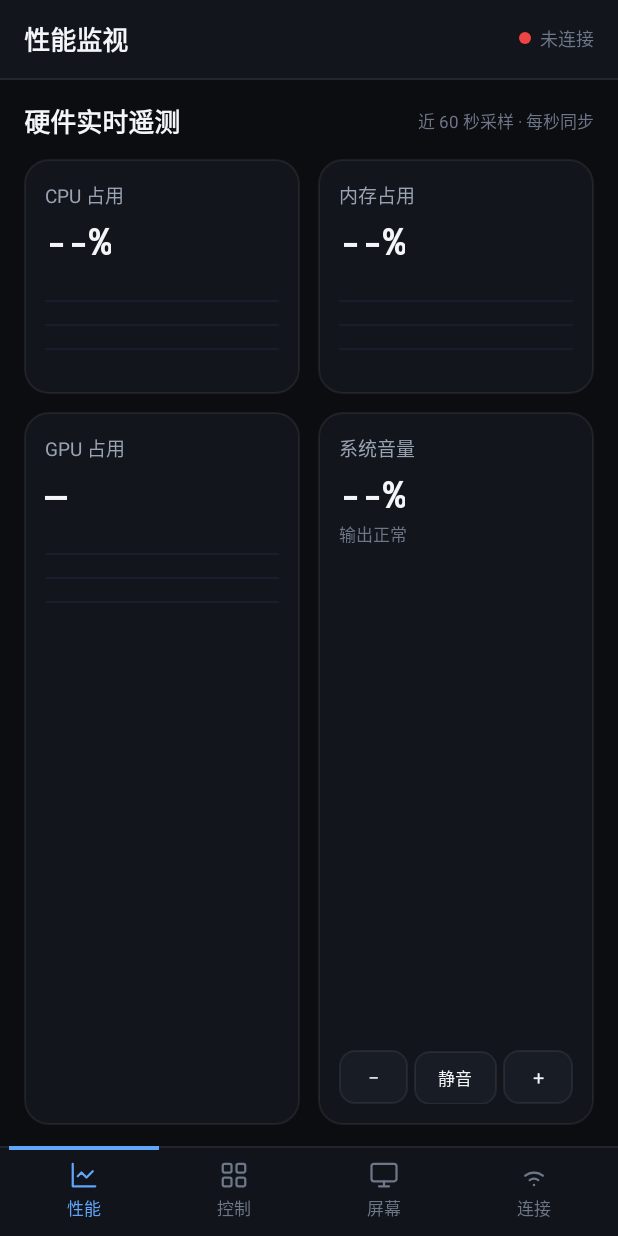
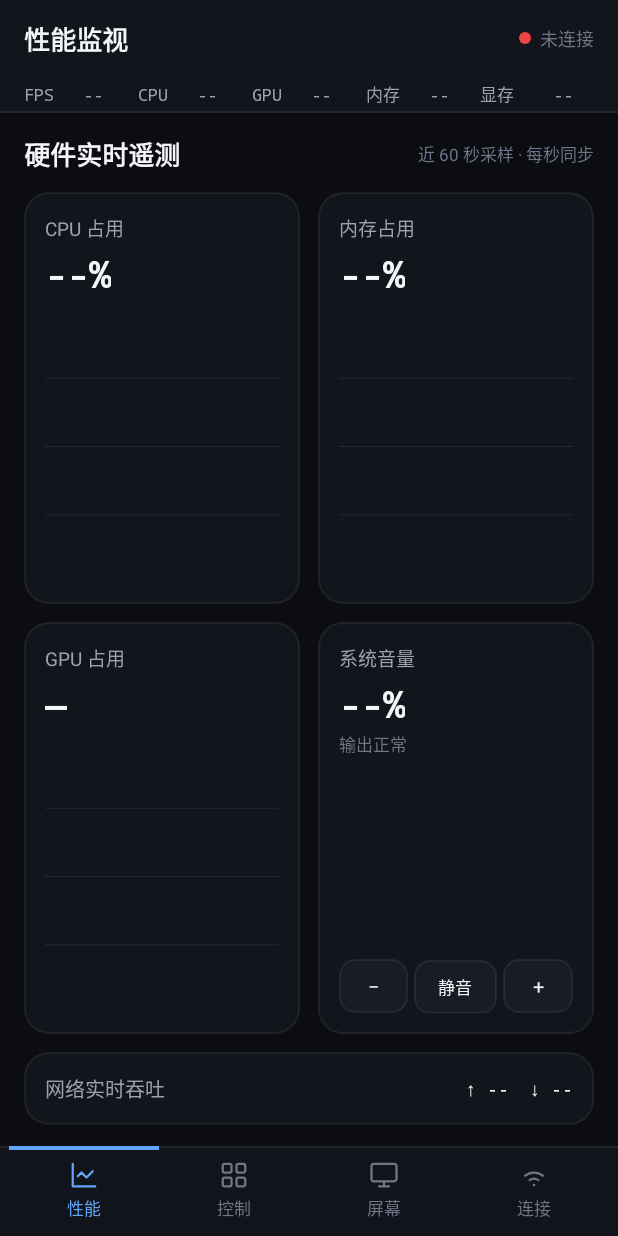
Before and after one commit to xiaowangWFP/PCBOX, an Android app: the screen it shows after launch (MainActivity), on a phone screen of 412 x 824 dp. Run offline under Robolectric (Android 15) with nearby library versions, the phone set to English and light mode, and no system bars.

Commit message:
feat(android): 性能页卡片等高、顶栏五项常驻指标、推流改手动开启
- 性能页横竖屏改为等高卡片，图表随卡片高度伸缩，消除卡片长短不一与拉伸
- 顶栏常驻 FPS/CPU/GPU/内存/显存五项，按等宽区域与定宽数值渲染，位数变化不推动相邻项
- 屏幕监视进入页面不再自动开流，改由「开始监视」手动触发
- 控制页按服务端下发的 pages 渲染可切换面板，点击发送 layout_request

```diff
--- a/android-client/app/src/main/java/com/phoneconsole/client/MainActivity.java
+++ b/android-client/app/src/main/java/com/phoneconsole/client/MainActivity.java
@@ -82,9 +82,15 @@ public class MainActivity extends AppCompatActivity implements ConnectionManager
     private View statusDot;
     private View bottomNavIndicator;
     private View railNavIndicator;
+    private TextView tvTopFps;
     private TextView tvTopCpu;
+    private TextView tvTopGpu;
     private TextView tvTopMem;
-    private TextView tvTopVol;
+    private TextView tvTopVram;
+    private double lastCpu = -1;
+    private double lastMem = -1;
+    private double lastGpu = -1;
+    private double lastVram = -1;
 
     // 页面
     private View pagePerformance;
@@ -285,9 +291,12 @@ public class MainActivity extends AppCompatActivity implements ConnectionManager
         statusDot = findViewById(R.id.statusDot);
         bottomNavIndicator = findViewById(R.id.bottomNavIndicator);
         railNavIndicator = findViewById(R.id.railNavIndicator);
+        tvTopFps = findViewById(R.id.tvTopFps);
         tvTopCpu = findViewById(R.id.tvTopCpu);
+        tvTopGpu = findViewById(R.id.tvTopGpu);
         tvTopMem = findViewById(R.id.tvTopMem);
-        tvTopVol = findViewById(R.id.tvTopVol);
+        tvTopVram = findViewById(R.id.tvTopVram);
+        renderTopMetrics();
 
         pagePerformance = findViewById(R.id.pagePerformance);
         pageControl = findViewById(R.id.pageControl);
@@ -339,8 +348,7 @@ public class MainActivity extends AppCompatActivity implements ConnectionManager
                 new ControlWorkspaceController.ControlActionDispatcher() {
                     @Override
                     public void onSwitchDeckPage(String pageId) {
-                        // 服务端一次只下发一套面板，暂不支持跨页切换
-                        deckPageTitle = deckPageTitle.isEmpty() ? pageId : deckPageTitle;
+                        connection.requestLayout(pageId);
                     }
 
                     @Override
@@ -589,8 +597,8 @@ public class MainActivity extends AppCompatActivity implements ConnectionManager
             renderSessionDetail();
         }
         if (PAGE_SCREEN.equals(page)) {
+            // 进入屏幕页只刷新状态，推流必须由用户点「开始监视」手动开启
             updateScreenUi();
-            startStreamIfPossible();
         }
         if (PAGE_CONTROL.equals(page) && controlController != null) {
             controlController.resyncIndicators();
@@ -668,10 +676,20 @@ public class MainActivity extends AppCompatActivity implements ConnectionManager
 
         int cols = layout.grid != null && layout.grid.cols > 0 ? layout.grid.cols : 3;
         controlController.updateDeckButtons(deckPageTitle, new ArrayList<>(deckItems), cols, 1);
-        controlController.updateDeckPages(
-                java.util.Collections.singletonList(
-                        new ControlWorkspaceController.DeckPageMeta(currentPageId, deckPageTitle)),
-                currentPageId);
+
+        List<ControlWorkspaceController.DeckPageMeta> pages = new ArrayList<>();
+        if (layout.pages != null) {
+            for (LayoutMessage.PageRef ref : layout.pages) {
+                if (ref != null && ref.id != null) {
+                    pages.add(new ControlWorkspaceController.DeckPageMeta(
+                            ref.id, ref.title == null ? ref.id : ref.title));
+                }
+            }
+        }
+        if (pages.isEmpty()) {
+            pages.add(new ControlWorkspaceController.DeckPageMeta(currentPageId, deckPageTitle));
+        }
+        controlController.updateDeckPages(pages, currentPageId);
     }
 
     private TactileDeckAdapter.DeckKeyItem toDeckItem(ButtonItem item) {
@@ -694,20 +712,17 @@ public class MainActivity extends AppCompatActivity implements ConnectionManager
         setMetric(tvCpuValue, telemetry.cpu);
         setMetric(tvMemValue, telemetry.mem);
         setMetric(tvGpuValue, telemetry.gpu);
-        if (tvTopCpu != null) {
-            tvTopCpu.setText("CPU " + percentText(telemetry.cpu));
-        }
-        if (tvTopMem != null) {
-            tvTopMem.setText("MEM " + percentText(telemetry.mem));
-        }
+
+        lastCpu = telemetry.cpu;
+        lastMem = telemetry.mem;
+        lastGpu = telemetry.gpu;
+        lastVram = telemetry.vram;
+        renderTopMetrics();
 
         boolean muted = telemetry.isMuted;
         int volume = muted ? 0 : telemetry.volume;
         tvVolValue.setText(muted ? "静音" : volume + "%");
         tvVolSub.setText(muted ? "已静音" : "正常");
-        if (tvTopVol != null) {
-            tvTopVol.setText("VOL " + (muted ? "MUTE" : volume + "%"));
-        }
         tvNetUp.setText("↑ " + safe(telemetry.netUp));
         tvNetDown.setText("↓ " + safe(telemetry.netDown));
 
@@ -775,9 +790,6 @@ public class MainActivity extends AppCompatActivity implements ConnectionManager
         renderConnStatus();
         updateScreenUi();
         renderSessionDetail();
-        if (PAGE_SCREEN.equals(currentPage)) {
-            startStreamIfPossible();
-        }
     }
 
     @Override
@@ -832,6 +844,7 @@ public class MainActivity extends AppCompatActivity implements ConnectionManager
         }
         this.actualFps = actualFps;
         this.streamKbps = kbps;
+        renderTopMetrics();
         if (streaming) {
             tvScreenMeta.setText(streamSummary());
         }
@@ -1023,6 +1036,7 @@ public class MainActivity extends AppCompatActivity implements ConnectionManager
         btnToggleStream.setAlpha(usable ? 1f : 0.5f);
         btnToggleStream.setText((streaming || streamRequested) ? "停止监视" : "开始监视");
         btnScreenFullscreen.setVisibility(streaming ? View.VISIBLE : View.GONE);
+        renderTopMetrics();
 
         if (streaming) {
             surfaceScreen.setVisibility(View.VISIBLE);
@@ -1210,6 +1224,33 @@ public class MainActivity extends AppCompatActivity implements ConnectionManager
         text.setText(percentText(value));
     }
 
+    /**
+     * 顶栏五项常驻指标：每项固定在等宽区域内，且数值补齐到固定宽度，
+     * 位数变化（如 9% -> 100%）不会推动相邻项。
+     */
+    private void renderTopMetrics() {
+        if (tvTopCpu == null) {
+            return;
+        }
+        tvTopFps.setText("FPS " + (streaming
+                ? String.format(Locale.ROOT, "%4.1f", actualFps)
+                : "  -- "));
+        tvTopCpu.setText("CPU " + metricPercent(lastCpu));
+        tvTopGpu.setText("GPU " + metricPercent(lastGpu));
+        tvTopMem.setText("内存 " + metricPercent(lastMem));
+        tvTopVram.setText("显存 " + metricVram(lastVram));
+    }
+
+    private String metricPercent(double value) {
+        return value >= 0 ? String.format(Locale.ROOT, "%3d%%", Math.round(value)) : "  --";
+    }
+
+    private String metricVram(double megabytes) {
+        return megabytes >= 0
+                ? String.format(Locale.ROOT, "%5.1fG", megabytes / 1024.0)
+                : "   --";
+    }
+
     private String percentText(double value) {
         return value >= 0 ? Math.round(value) + "%" : "—";
     }
--- a/android-client/app/src/main/java/com/phoneconsole/client/model/LayoutMessage.java
+++ b/android-client/app/src/main/java/com/phoneconsole/client/model/LayoutMessage.java
@@ -11,6 +11,13 @@ public class LayoutMessage {
     public String pageTitle;
     public Grid grid;
     public List<ButtonItem> buttons;
+    /** 服务端全部可用面板，用于切换控制面板 */
+    public List<PageRef> pages;
+
+    public static class PageRef {
+        public String id;
+        public String title;
+    }
 
     public static class Grid {
         public int rows;
--- a/android-client/app/src/main/java/com/phoneconsole/client/model/TelemetryMessage.java
+++ b/android-client/app/src/main/java/com/phoneconsole/client/model/TelemetryMessage.java
@@ -9,6 +9,8 @@ public class TelemetryMessage {
     public double mem;
     /** GPU 占用百分比；-1 表示 PC 端无法采集 */
     public double gpu = -1;
+    /** 已用显存（MB）；-1 表示 PC 端无法采集 */
+    public double vram = -1;
     public String netUp;
     public String netDown;
     public int volume;
--- a/android-client/app/src/main/java/com/phoneconsole/client/net/ConnectionManager.java
+++ b/android-client/app/src/main/java/com/phoneconsole/client/net/ConnectionManager.java
@@ -165,6 +165,18 @@ public class ConnectionManager {
         ws.send(payload.toString());
     }
 
+    /** 请求服务端下发指定面板的布局（用于控制页切换面板） */
+    public void requestLayout(String pageId) {
+        WebSocket ws = socket;
+        if (ws == null || pageId == null || pageId.isEmpty()) {
+            return;
+        }
+        JsonObject payload = new JsonObject();
+        payload.addProperty("type", "layout_request");
+        payload.addProperty("pageId", pageId);
+        ws.send(payload.toString());
+    }
+
     /** 请求 PC 下发可选显示器列表 */
     public void requestScreenDevices() {
         WebSocket ws = socket;
--- a/android-client/app/src/main/res/layout-land/activity_main.xml
+++ b/android-client/app/src/main/res/layout-land/activity_main.xml
@@ -158,41 +158,69 @@
                     android:textSize="@dimen/page_title_text"
                     android:textStyle="bold" />
 
-                <!-- 横屏顶栏实时硬件速览 -->
+                <!-- 横屏顶栏实时硬件速览：每项等宽占位，数值位数变化不会推动相邻项 -->
                 <LinearLayout
                     android:id="@+id/topTelemetryStrip"
                     android:layout_width="0dp"
                     android:layout_height="wrap_content"
                     android:layout_weight="1"
-                    android:gravity="center"
-                    android:orientation="horizontal">
+                    android:gravity="center_vertical"
+                    android:orientation="horizontal"
+                    android:paddingStart="16dp"
+                    android:paddingEnd="16dp">
+
+                    <TextView
+                        android:id="@+id/tvTopFps"
+                        android:layout_width="0dp"
+                        android:layout_height="wrap_content"
+                        android:layout_weight="1"
+                        android:fontFamily="monospace"
+                        android:maxLines="1"
+                        android:text="FPS  --"
+                        android:textColor="@color/text_secondary"
+                        android:textSize="11.5sp" />
 
                     <TextView
                         android:id="@+id/tvTopCpu"
-                        android:layout_width="wrap_content"
+                        android:layout_width="0dp"
                         android:layout_height="wrap_content"
-                        android:layout_marginEnd="14dp"
+                        android:layout_weight="1"
                         android:fontFamily="monospace"
-                        android:text="CPU --"
+                        android:maxLines="1"
+                        android:text="CPU  --"
+                        android:textColor="@color/text_secondary"
+                        android:textSize="11.5sp" />
+
+                    <TextView
+                        android:id="@+id/tvTopGpu"
+                        android:layout_width="0dp"
+                        android:layout_height="wrap_content"
+                        android:layout_weight="1"
+                        android:fontFamily="monospace"
+                        android:maxLines="1"
+                        android:text="GPU  --"
                         android:textColor="@color/text_secondary"
                         android:textSize="11.5sp" />
 
                     <TextView
                         android:id="@+id/tvTopMem"
-                        android:layout_width="wrap_content"
+                        android:layout_width="0dp"
                         android:layout_height="wrap_content"
-                        android:layout_marginEnd="14dp"
+                        android:layout_weight="1"
                         android:fontFamily="monospace"
+                        android:maxLines="1"
                         android:text="内存 --"
                         android:textColor="@color/text_secondary"
                         android:textSize="11.5sp" />
 
                     <TextView
-                        android:id="@+id/tvTopVol"
-                        android:layout_width="wrap_content"
+                        android:id="@+id/tvTopVram"
+                        android:layout_width="0dp"
                         android:layout_height="wrap_content"
+                        android:layout_weight="1"
                         android:fontFamily="monospace"
-                        android:text="音量 --"
+                        android:maxLines="1"
+                        android:text="显存 --"
                         android:textColor="@color/text_secondary"
                         android:textSize="11.5sp" />
                 </LinearLayout>
--- a/android-client/app/src/main/res/layout-land/page_performance.xml
+++ b/android-client/app/src/main/res/layout-land/page_performance.xml
@@ -9,9 +9,10 @@
     android:paddingEnd="@dimen/page_padding_h"
     android:paddingBottom="@dimen/page_padding_v">
 
+    <!-- 横屏：单行 4 列等高 KPI 卡片，图表随可用高度伸缩 -->
     <LinearLayout
         android:layout_width="match_parent"
-        android:layout_height="wrap_content"
+        android:layout_height="match_parent"
         android:orientation="vertical">
 
         <LinearLayout
@@ -38,10 +39,10 @@
                 android:textSize="11sp" />
         </LinearLayout>
 
-        <!-- 横屏 4 列单行紧凑 KPI 卡片 -->
         <LinearLayout
             android:layout_width="match_parent"
-            android:layout_height="wrap_content"
+            android:layout_height="0dp"
+            android:layout_weight="1"
             android:baselineAligned="false"
             android:orientation="horizontal">
 
@@ -74,8 +75,10 @@
                 <com.phoneconsole.client.ui.HistoryGraphView
                     android:id="@+id/graphCpu"
                     android:layout_width="match_parent"
-                    android:layout_height="@dimen/graph_height"
-                    android:layout_marginTop="6dp" />
+                    android:layout_height="0dp"
+                    android:layout_marginTop="6dp"
+                    android:layout_weight="1"
+                    android:minHeight="22dp" />
             </LinearLayout>
 
             <LinearLayout
@@ -107,8 +110,10 @@
                 <com.phoneconsole.client.ui.HistoryGraphView
                     android:id="@+id/graphMem"
                     android:layout_width="match_parent"
-                    android:layout_height="@dimen/graph_height"
-                    android:layout_marginTop="6dp" />
+                    android:layout_height="0dp"
+                    android:layout_marginTop="6dp"
+                    android:layout_weight="1"
+                    android:minHeight="22dp" />
             </LinearLayout>
 
             <LinearLayout
@@ -140,8 +145,10 @@
                 <com.phoneconsole.client.ui.HistoryGraphView
                     android:id="@+id/graphGpu"
                     android:layout_width="match_parent"
-                    android:layout_height="@dimen/graph_height"
-                    android:layout_marginTop="6dp" />
+                    android:layout_height="0dp"
+                    android:layout_marginTop="6dp"
+                    android:layout_weight="1"
+                    android:minHeight="22dp" />
             </LinearLayout>
 
             <LinearLayout
@@ -252,7 +259,7 @@
                 android:layout_height="wrap_content"
                 android:layout_marginEnd="14dp"
                 android:fontFamily="monospace"
-                android:text="上行 --"
+                android:text="↑ --"
                 android:textColor="@color/text_primary"
                 android:textSize="12sp" />
 
@@ -261,7 +268,7 @@
                 android:layout_width="wrap_content"
                 android:layout_height="wrap_content"
                 android:fontFamily="monospace"
-                android:text="下行 --"
+                android:text="↓ --"
                 android:textColor="@color/text_primary"
                 android:textSize="12sp" />
         </LinearLayout>
--- a/android-client/app/src/main/res/layout/activity_main.xml
+++ b/android-client/app/src/main/res/layout/activity_main.xml
@@ -56,6 +56,72 @@
                     android:textColor="@color/text_secondary"
                     android:textSize="12sp" />
             </LinearLayout>
+        </LinearLayout>
+
+        <!-- 常驻硬件速览：每项等宽占位，数值位数变化不会推动相邻项 -->
+        <LinearLayout
+            android:id="@+id/topTelemetryStrip"
+            android:layout_width="match_parent"
+            android:layout_height="22dp"
+            android:gravity="center_vertical"
+            android:orientation="horizontal"
+            android:paddingStart="16dp"
+            android:paddingEnd="16dp">
+
+            <TextView
+                android:id="@+id/tvTopFps"
+                android:layout_width="0dp"
+                android:layout_height="wrap_content"
+                android:layout_weight="1"
+                android:fontFamily="monospace"
+                android:maxLines="1"
+                android:text="FPS  --"
+                android:textColor="@color/text_secondary"
+                android:textSize="11sp" />
+
+            <TextView
+                android:id="@+id/tvTopCpu"
+                android:layout_width="0dp"
+                android:layout_height="wrap_content"
+                android:layout_weight="1"
+                android:fontFamily="monospace"
+                android:maxLines="1"
+                android:text="CPU  --"
+                android:textColor="@color/text_secondary"
+                android:textSize="11sp" />
+
+            <TextView
+                android:id="@+id/tvTopGpu"
+                android:layout_width="0dp"
+                android:layout_height="wrap_content"
+                android:layout_weight="1"
+                android:fontFamily="monospace"
+                android:maxLines="1"
+                android:text="GPU  --"
+                android:textColor="@color/text_secondary"
+                android:textSize="11sp" />
+
+            <TextView
+                android:id="@+id/tvTopMem"
+                android:layout_width="0dp"
+                android:layout_height="wrap_content"
+                android:layout_weight="1"
+                android:fontFamily="monospace"
+                android:maxLines="1"
+                android:text="内存 --"
+                android:textColor="@color/text_secondary"
+                android:textSize="11sp" />
+
+            <TextView
+                android:id="@+id/tvTopVram"
+                android:layout_width="0dp"
+                android:layout_height="wrap_content"
+                android:layout_weight="1"
+                android:fontFamily="monospace"
+                android:maxLines="1"
+                android:text="显存 --"
+                android:textColor="@color/text_secondary"
+                android:textSize="11sp" />
         </LinearLayout>
 
         <View
--- a/android-client/app/src/main/res/layout/page_performance.xml
+++ b/android-client/app/src/main/res/layout/page_performance.xml
@@ -9,9 +9,10 @@
     android:paddingEnd="@dimen/page_padding_h"
     android:paddingBottom="@dimen/page_padding_v">
 
+    <!-- 竖屏：两行等高 KPI 卡片，图表随卡片高度自适应，不再出现长短不一的卡片 -->
     <LinearLayout
         android:layout_width="match_parent"
-        android:layout_height="wrap_content"
+        android:layout_height="match_parent"
         android:orientation="vertical">
 
         <LinearLayout
@@ -41,13 +42,15 @@
         <!-- 第 1 行：CPU + 内存 -->
         <LinearLayout
             android:layout_width="match_parent"
-            android:layout_height="wrap_content"
+            android:layout_height="0dp"
+            android:layout_weight="1"
+            android:baselineAligned="false"
             android:orientation="horizontal">
 
             <LinearLayout
                 style="@style/ConsoleCard"
                 android:layout_width="0dp"
-                android:layout_height="wrap_content"
+                android:layout_height="match_parent"
                 android:layout_marginEnd="6dp"
                 android:layout_weight="1"
                 android:orientation="vertical">
@@ -73,14 +76,16 @@
                 <com.phoneconsole.client.ui.HistoryGraphView
                     android:id="@+id/graphCpu"
                     android:layout_width="match_parent"
-                    android:layout_height="@dimen/graph_height"
-                    android:layout_marginTop="8dp" />
+                    android:layout_height="0dp"
+                    android:layout_marginTop="8dp"
+                    android:layout_weight="1"
+                    android:minHeight="36dp" />
             </LinearLayout>
 
             <LinearLayout
                 style="@style/ConsoleCard"
                 android:layout_width="0dp"
-                android:layout_height="wrap_content"
+                android:layout_height="match_parent"
                 android:layout_marginStart="6dp"
                 android:layout_weight="1"
                 android:orientation="vertical">
@@ -106,16 +111,20 @@
                 <com.phoneconsole.client.ui.HistoryGraphView
                     android:id="@+id/graphMem"
                     android:layout_width="match_parent"
-                    android:layout_height="@dimen/graph_height"
-                    android:layout_marginTop="8dp" />
+                    android:layout_height="0dp"
+                    android:layout_marginTop="8dp"
+                    android:layout_weight="1"
+                    android:minHeight="36dp" />
             </LinearLayout>
         </LinearLayout>
 
         <!-- 第 2 行：GPU + 系统音量 -->
         <LinearLayout
             android:layout_width="match_parent"
-            android:layout_height="wrap_content"
+            android:layout_height="0dp"
             android:layout_marginTop="12dp"
+            android:layout_weight="1"
+            android:baselineAligned="false"
             android:orientation="horizontal">
 
             <LinearLayout
@@ -147,8 +156,10 @@
                 <com.phoneconsole.client.ui.HistoryGraphView
                     android:id="@+id/graphGpu"
                     android:layout_width="match_parent"
-                    android:layout_height="@dimen/graph_height"
-                    android:layout_marginTop="8dp" />
+                    android:layout_height="0dp"
+                    android:layout_marginTop="8dp"
+                    android:layout_weight="1"
+                    android:minHeight="36dp" />
             </LinearLayout>
 
             <LinearLayout
@@ -257,9 +268,9 @@
                 android:id="@+id/tvNetUp"
                 android:layout_width="wrap_content"
                 android:layout_height="wrap_content"
-                android:layout_marginEnd="12dp"
+                android:layout_marginEnd="14dp"
                 android:fontFamily="monospace"
-                android:text="上行 --"
+                android:text="↑ --"
                 android:textColor="@color/text_primary"
                 android:textSize="12.5sp" />
 
@@ -268,7 +279,7 @@
                 android:layout_width="wrap_content"
                 android:layout_height="wrap_content"
                 android:fontFamily="monospace"
-                android:text="下行 --"
+                android:text="↓ --"
                 android:textColor="@color/text_primary"
                 android:textSize="12.5sp" />
         </LinearLayout>
```
